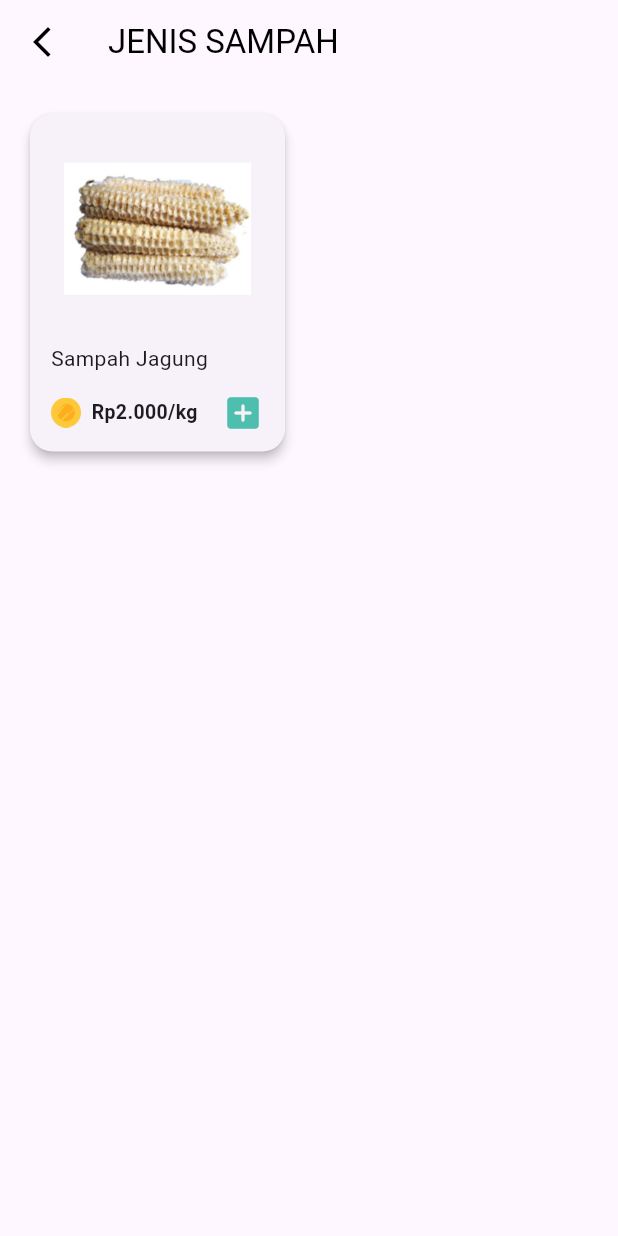
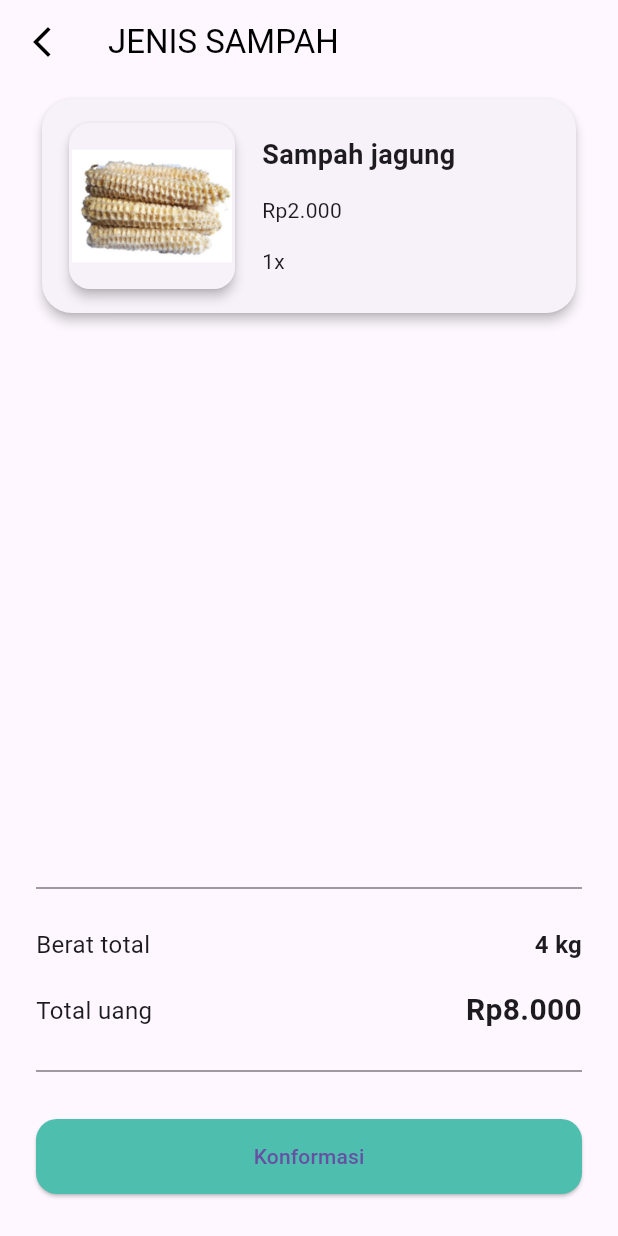
Before and after one commit to yanuarsyahp/pulus, a Flutter app: the screen it shows after launch, on a phone screen of 412 x 824 dp. Run offline on Flutter 3.47's test engine with Material 3 defaults, Android fonts, the phone set to English and light mode, and no system bars; our stand-ins replace flutter_speed_dial, shared_preferences.

Commit message:
summary page static

```diff
--- a/lib/features/home/screen/home_view.dart
+++ b/lib/features/home/screen/home_view.dart
@@ -55,10 +55,8 @@ class _HomeViewState extends State<HomeView> {
               child: Image.asset('assets/images/corn.png'),
               label: 'Organik',
               onTap: () {
-                Navigator.pushReplacement(
-                    context,
-                    MaterialPageRoute(
-                        builder: ((context) => const OWasteType())));
+                Navigator.pushReplacement(context,
+                    MaterialPageRoute(builder: ((context) => OWasteType())));
               },
               backgroundColor: AppColor.primaryColor,
               foregroundColor: Colors.white)
--- a/lib/features/shop/screen/oWasteType_screen.dart
+++ b/lib/features/shop/screen/oWasteType_screen.dart
@@ -97,7 +97,7 @@ class _OWasteTypeState extends State<OWasteType> {
             jagungIsClicked == false
                 ? Container()
                 : Padding(
-                    padding: const EdgeInsets.fromLTRB(4, 20, 20, 4),
+                    padding: const EdgeInsets.fromLTRB(20, 4, 20, 4),
                     child: Column(
                       children: [
                         Row(
--- /dev/null
+++ b/lib/features/shop/screen/summary_screen.dart
@@ -0,0 +1,117 @@
+// ignore_for_file: prefer_const_constructors, prefer_const_literals_to_create_immutables, non_constant_identifier_names, unused_local_variable, sort_child_properties_last, deprecated_member_use, sized_box_for_whitespace
+
+import 'package:flutter/material.dart';
+import 'package:pulus/data/app_color.dart';
+import 'package:pulus/features/shop/widget/SumListItem.dart';
+
+class SummaryView extends StatefulWidget {
+  const SummaryView({
+    super.key,
+  });
+
+  @override
+  State<SummaryView> createState() => _SummaryViewState();
+}
+
+class _SummaryViewState extends State<SummaryView> {
+  @override
+  Widget build(BuildContext context) {
+    double Height = MediaQuery.of(context).size.height;
+    double Width = MediaQuery.of(context).size.width;
+    return Scaffold(
+        appBar: AppBar(
+          backgroundColor: Colors.transparent,
+          elevation: 0,
+          leading: IconButton(
+            icon: Icon(
+              Icons.arrow_back_ios_new,
+              color: Colors.black,
+            ),
+            onPressed: () {
+              Navigator.pop(context);
+            },
+          ),
+          title: Text(
+            'JENIS SAMPAH',
+            style: TextStyle(color: Colors.black),
+          ),
+        ),
+        body: Column(
+          children: [
+            Expanded(
+              child: ListView.builder(
+                  itemCount: 1,
+                  itemBuilder: (context, index) {
+                    return SumListItem(index: index);
+                  }),
+            ),
+            Padding(
+              padding: const EdgeInsets.fromLTRB(24, 4, 24, 4),
+              child: Column(
+                children: [
+                  Divider(
+                    color: Colors.black.withOpacity(0.5),
+                  ),
+                  SizedBox(
+                    height: 18,
+                  ),
+                  Row(
+                    mainAxisAlignment: MainAxisAlignment.spaceBetween,
+                    children: [
+                      Text(
+                        'Berat total',
+                        style: TextStyle(fontSize: 16),
+                      ),
+                      Text(
+                        '4 kg',
+                        style: TextStyle(
+                            fontWeight: FontWeight.bold, fontSize: 16),
+                      )
+                    ],
+                  ),
+                  SizedBox(
+                    height: 18,
+                  ),
+                  Row(
+                    mainAxisAlignment: MainAxisAlignment.spaceBetween,
+                    children: [
+                      Text('Total uang', style: TextStyle(fontSize: 16)),
+                      Text(
+                        'Rp8.000',
+                        style: TextStyle(
+                            fontWeight: FontWeight.bold, fontSize: 20),
+                      )
+                    ],
+                  ),
+                  SizedBox(
+                    height: 18,
+                  ),
+                  Divider(
+                    color: Colors.black.withOpacity(0.5),
+                  ),
+                  SizedBox(
+                    height: 24,
+                  ),
+                  Container(
+                    height: 50,
+                    width: Width,
+                    child: ElevatedButton(
+                      onPressed: () {},
+                      child: Text('Konformasi'),
+                      style: ElevatedButton.styleFrom(
+                        primary: AppColor.primaryColor,
+                        shape: RoundedRectangleBorder(
+                            borderRadius: BorderRadius.circular(14)),
+                      ),
+                    ),
+                  ),
+                  SizedBox(
+                    height: 24,
+                  ),
+                ],
+              ),
+            )
+          ],
+        ));
+  }
+}
--- /dev/null
+++ b/lib/features/shop/widget/SumListItem.dart
@@ -0,0 +1,59 @@
+// ignore_for_file: prefer_const_literals_to_create_immutables, prefer_const_constructors
+
+import 'package:flutter/material.dart';
+
+class SumListItem extends StatelessWidget {
+  final int index;
+  const SumListItem({super.key, required this.index});
+
+  @override
+  Widget build(BuildContext context) {
+    return Padding(
+      padding: const EdgeInsets.fromLTRB(24, 6, 24, 4),
+      child: Card(
+        elevation: 3,
+        shape: RoundedRectangleBorder(borderRadius: BorderRadius.circular(20)),
+        child: Padding(
+          padding: const EdgeInsets.fromLTRB(14, 12, 14, 12),
+          child: Row(
+            children: [
+              Card(
+                elevation: 3,
+                shape: RoundedRectangleBorder(
+                    borderRadius: BorderRadius.circular(14)),
+                child: Padding(
+                  padding: const EdgeInsets.all(2),
+                  child: Image.asset(
+                    'assets/images/jagung.png',
+                    scale: 20,
+                  ),
+                ),
+              ),
+              SizedBox(
+                width: 14,
+              ),
+              Column(
+                mainAxisAlignment: MainAxisAlignment.spaceBetween,
+                crossAxisAlignment: CrossAxisAlignment.start,
+                children: [
+                  Text(
+                    'Sampah jagung',
+                    style: TextStyle(fontWeight: FontWeight.bold, fontSize: 18),
+                  ),
+                  SizedBox(
+                    height: 14,
+                  ),
+                  Text('Rp2.000'),
+                  SizedBox(
+                    height: 14,
+                  ),
+                  Text("1x")
+                ],
+              )
+            ],
+          ),
+        ),
+      ),
+    );
+  }
+}
--- a/lib/main.dart
+++ b/lib/main.dart
@@ -1,5 +1,8 @@
 import 'package:flutter/material.dart';
+import 'package:pulus/features/home/screen/bottomNav.dart';
+import 'package:pulus/features/onboarding/screen/onboarding_view.dart';
 import 'package:pulus/features/shop/screen/oWasteType_screen.dart';
+import 'package:pulus/features/shop/screen/summary_screen.dart';
 
 void main() {
   runApp(const MyApp());
@@ -13,7 +16,7 @@ class MyApp extends StatelessWidget {
     return const MaterialApp(
       debugShowCheckedModeBanner: false,
       home: Scaffold(
-        body: OWasteType(),
+        body: SummaryView(),
       ),
     );
   }
```
